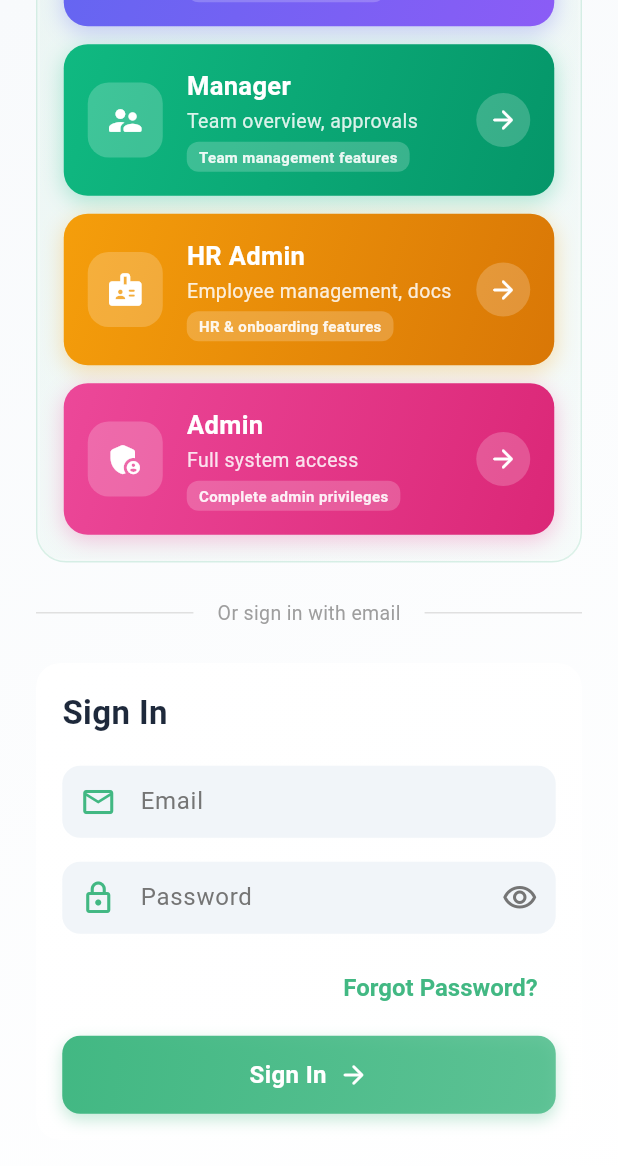
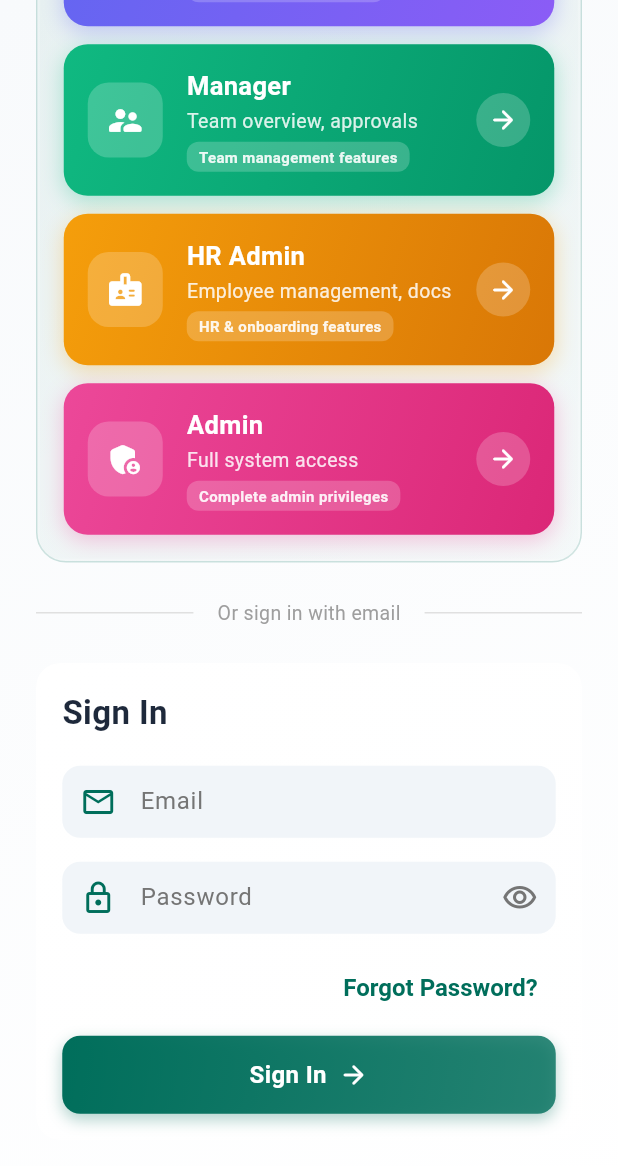
Before and after one commit to serkouhabderahmane-a11y/mobiletimegrid, a Flutter app: the screen it shows after launch, scrolled down 429 dp, on a phone screen of 412 x 824 dp. Shown: the top 1166 px of the screen. Run offline on Flutter 3.47's test engine with Material 3 defaults, Android fonts, the phone set to English and light mode, and no system bars; our stand-ins replace file_picker, shared_preferences, video_player; accounts and stored records are empty.

Commit message:
sync update

```diff
--- a/lib/models/holiday/holiday_model.dart
+++ b/lib/models/holiday/holiday_model.dart
@@ -20,7 +20,7 @@ class Holiday {
     this.isRecurring = false,
     this.applicableDepartments,
     this.applicableLocations,
-    this.color = '#42B883',
+    this.color = '#006E5B',
     this.isFullDay = true,
     this.hoursCredit,
   });
@@ -76,7 +76,7 @@ class Holiday {
       applicableLocations: json['applicableLocations'] != null
           ? List<String>.from(json['applicableLocations'])
           : null,
-      color: json['color'] ?? '#42B883',
+      color: json['color'] ?? '#006E5B',
       isFullDay: json['isFullDay'] ?? json['is_full_day'] ?? true,
       hoursCredit: json['hoursCredit'] ?? json['hours_credit'],
     );
--- a/lib/screens/auth/login_screen.dart
+++ b/lib/screens/auth/login_screen.dart
@@ -176,28 +176,21 @@ class _LoginScreenState extends State<LoginScreen>
         Container(
           width: 90,
           height: 90,
+          padding: const EdgeInsets.all(12),
           decoration: BoxDecoration(
-            gradient: LinearGradient(
-              begin: Alignment.topLeft,
-              end: Alignment.bottomRight,
-              colors: [
-                primaryColor,
-                primaryColor.withValues(alpha: 0.7),
-              ],
-            ),
-            borderRadius: BorderRadius.circular(24),
+            color: const Color(0xFFF1F5F9),
+            borderRadius: BorderRadius.circular(20),
             boxShadow: [
               BoxShadow(
-                color: primaryColor.withValues(alpha: 0.3),
-                blurRadius: 30,
-                offset: const Offset(0, 15),
+                color: primaryColor.withValues(alpha: 0.15),
+                blurRadius: 20,
+                offset: const Offset(0, 8),
               ),
             ],
           ),
-          child: const Icon(
-            Icons.schedule_rounded,
-            size: 45,
-            color: Colors.white,
+          child: Image.asset(
+            'assets/images/image.png',
+            fit: BoxFit.contain,
           ),
         ),
         const SizedBox(height: 20),
--- a/lib/services/app/holiday_service.dart
+++ b/lib/services/app/holiday_service.dart
@@ -52,7 +52,7 @@ class HolidayService {
         name: 'New Year\'s Day',
         startDate: DateTime(year, 1, 1),
         description: 'Celebration of the new year',
-        color: '#42B883',
+        color: '#006E5B',
       ),
       Holiday(
         id: 'hol-2',
@@ -104,7 +104,7 @@ class HolidayService {
         startDate: DateTime(year - 1, 5, 27),
         endDate: DateTime(year - 1, 5, 28),
         description: 'Day to honor military personnel who have died',
-        color: '#42B883',
+        color: '#006E5B',
       ),
       Holiday(
         id: 'hol-9',
@@ -118,7 +118,7 @@ class HolidayService {
         name: 'Veterans Day',
         startDate: DateTime(year - 1, 11, 11),
         description: 'Honor veterans of the US armed forces',
-        color: '#42B883',
+        color: '#006E5B',
       ),
     ];
   }
--- a/lib/theme/app_theme.dart
+++ b/lib/theme/app_theme.dart
@@ -1,9 +1,9 @@
 import 'package:flutter/material.dart';
 
 class AppColors {
-  static const Color primary = Color(0xFF42B883);
-  static const Color primaryLight = Color(0xFF42B883);
-  static const Color primaryDark = Color(0xFF359268);
+  static const Color primary = Color(0xFF006E5B);
+  static const Color primaryLight = Color(0xFF006E5B);
+  static const Color primaryDark = Color(0xFF005A4A);
 
   static const Color secondary = Color(0xFF8B5CF6);
 
@@ -12,7 +12,7 @@ class AppColors {
 
   static const Color error = Color(0xFFEF4444);
   static const Color danger = Color(0xFFEF4444);
-  static const Color success = Color(0xFF42B883);
+  static const Color success = Color(0xFF006E5B);
 
   static const Color background = Color(0xFFF8FAFC);
   static const Color surface = Color(0xFFFFFFFF);
@@ -25,14 +25,14 @@ class AppColors {
   static const Color divider = Color(0xFFE2E8F0);
   static const Color border = Color(0xFF334155);
 
-  static const Color chatBubbleSent = Color(0xFF42B883);
+  static const Color chatBubbleSent = Color(0xFF006E5B);
   static const Color chatBubbleReceived = Color(0xFFF1F5F9);
 
-  static const Color online = Color(0xFF42B883);
+  static const Color online = Color(0xFF006E5B);
   static const Color offline = Color(0xFF94A3B8);
 
   static const Color breakYellow = Color(0xFFF59E0B);
-  static const Color checkInGreen = Color(0xFF42B883);
+  static const Color checkInGreen = Color(0xFF006E5B);
   static const Color checkOutRed = Color(0xFFEF4444);
 }
 
```
Also changed, not shown: assets/images/image.png (added).
